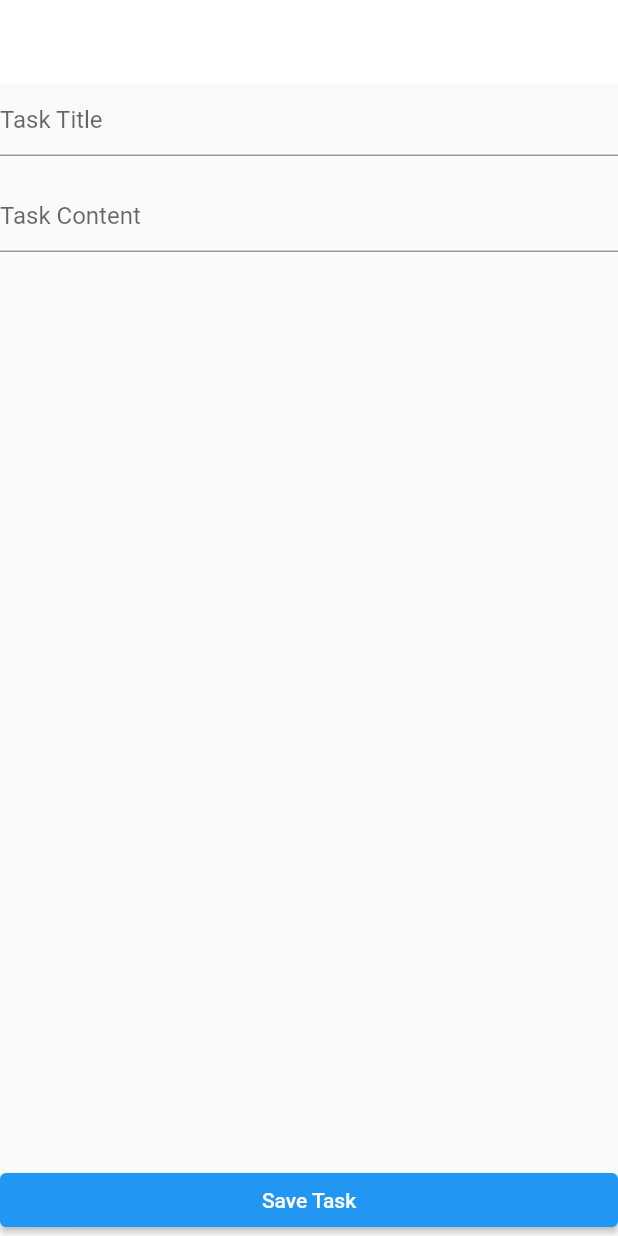
After one commit to rahulbarna00/mobile-applications, a Flutter app: the screen it shows after launch, after a tap on the "add" icon, on a phone screen of 412 x 824 dp. The commit adds this screen. Run offline on Flutter 3.47's test engine with Material 2 defaults, Android fonts, the light colour scheme and no system bars.

Commit message:
task screen handler

```diff
--- a/lib/pages/HomePage.dart
+++ b/lib/pages/HomePage.dart
@@ -2,6 +2,7 @@ import 'package:flutter/material.dart';
 import 'package:my_notes_app/utils/SearchBar.dart';
 import '../utils/AppBar.dart';
 import '../utils/NotesView.dart';
+import 'TaskScreen.dart';
 
 class HomePage extends StatelessWidget {
   const HomePage({super.key});
@@ -18,6 +19,16 @@ class HomePage extends StatelessWidget {
           ],
         ),
       ),
+      floatingActionButton: FloatingActionButton(
+        onPressed: () {
+          Navigator.push(
+            context,
+            MaterialPageRoute(builder: (context) => EditTaskScreen()),
+          );
+        },
+        child: Icon(Icons.add),
+        tooltip: 'Add Task',
+      ),
     );
   }
 }
--- /dev/null
+++ b/lib/pages/TaskScreen.dart
@@ -0,0 +1,59 @@
+import 'package:flutter/material.dart';
+
+class EditTaskScreen extends StatelessWidget {
+  final TextEditingController titleController = TextEditingController();
+  final TextEditingController contentController = TextEditingController();
+
+  @override
+  Widget build(BuildContext context) {
+    return Scaffold(
+      appBar: AppBar(
+        elevation: 0,
+        backgroundColor: Colors.white,
+      ),
+      body: Column(
+        crossAxisAlignment: CrossAxisAlignment.stretch,
+        children: [
+          // Title Text Box
+          TextField(
+            controller: titleController,
+            decoration: InputDecoration(
+              hintText: 'Task Title',
+            ),
+          ),
+          SizedBox(height: 16.0), // Add some space between text boxes
+          // Content Text Box
+          Expanded(
+            child: SingleChildScrollView(
+              child: TextField(
+                maxLines: null,
+                controller: contentController,
+                decoration: InputDecoration(
+                  hintText: 'Task Content',
+                ),
+              ),
+            ),
+          ),
+          SizedBox(height: 16.0), // Add some space between text boxes
+          // Add any other widgets or buttons you need for creating a new task
+          ElevatedButton(
+            onPressed: () {
+              // Handle the logic for saving the new task
+              String taskTitle = titleController.text;
+              String taskContent = contentController.text;
+
+              // Print or use taskTitle and taskContent as needed
+              print('Task Title: $taskTitle');
+              print('Task Content: $taskContent');
+
+              Navigator.pop(context);
+
+
+            },
+            child: Text('Save Task'),
+          ),
+        ],
+      ),
+    );
+  }
+}
```
